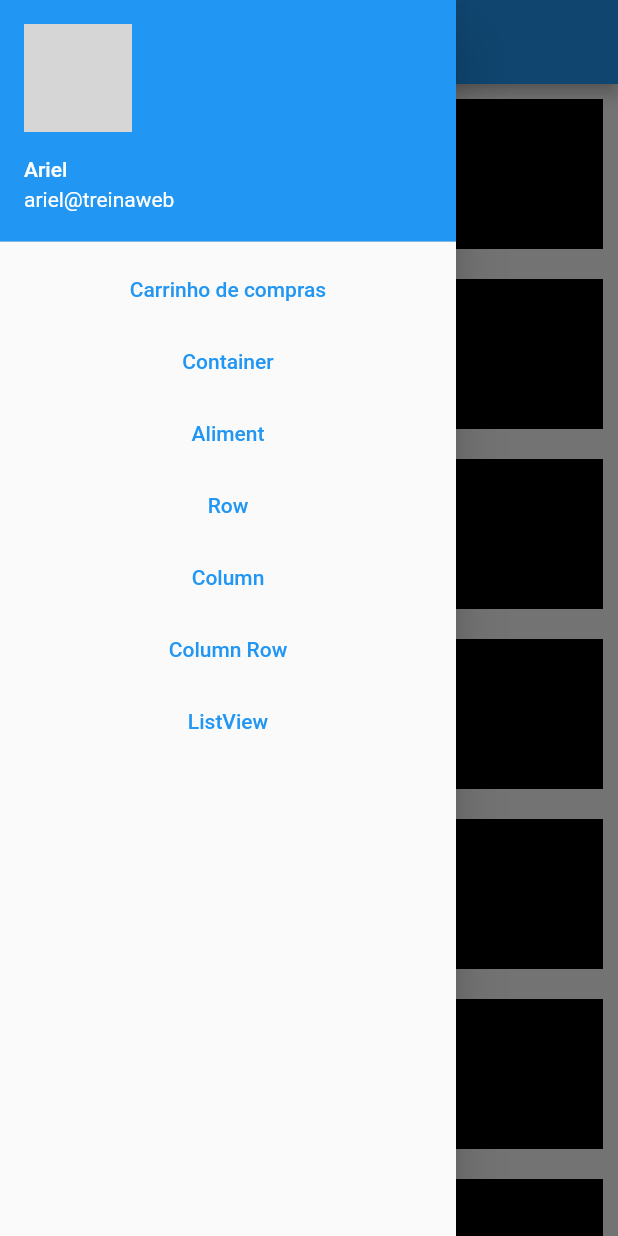
After one commit to treinaweb/treinaweb-flutter-widgets-layout, a Flutter app: the ListViewView screen opened directly, with the side drawer open, on a phone screen of 412 x 824 dp. The commit adds this screen. Run offline on Flutter 3.47's test engine with Material 2 defaults, Android fonts, the phone set to English and light mode, and no system bars; network calls fail; grey boxes are pictures that could not be loaded.

Commit message:
list view

```diff
--- a/lib/list.dart
+++ b/lib/list.dart
@@ -3,6 +3,7 @@ import 'package:carrinho_de_compras/widgets/aligment.dart';
 import 'package:carrinho_de_compras/widgets/column.dart';
 import 'package:carrinho_de_compras/widgets/column_row.dart';
 import 'package:carrinho_de_compras/widgets/container.dart';
+import 'package:carrinho_de_compras/widgets/list_view.dart';
 import 'package:carrinho_de_compras/widgets/row.dart';
 import 'package:flutter/material.dart';
 
@@ -65,6 +66,14 @@ class ListMenu {
           );
         },
         child: const Text('Column Row'),
+      ),
+      TextButton(
+        onPressed: () {
+          Navigator.of(context).push(
+            MaterialPageRoute(builder: (ctx) => const ListViewView()),
+          );
+        },
+        child: const Text('ListView'),
       )
     ];
   }
--- /dev/null
+++ b/lib/widgets/list_view.dart
@@ -0,0 +1,34 @@
+import 'package:carrinho_de_compras/list.dart';
+import 'package:flutter/material.dart';
+
+class ListViewView extends StatelessWidget {
+  const ListViewView({Key? key}) : super(key: key);
+
+  @override
+  Widget build(BuildContext context) {
+    return Scaffold(
+      appBar: AppBar(),
+      drawer: Drawer(
+        child: ListView(
+          children: ListMenu.get(context),
+        ),
+      ),
+      body: ListView.builder(
+        itemCount: 50,
+        itemBuilder: (ctx, i) {
+          return Container(
+            width: 100,
+            height: 100,
+            color: Colors.black,
+            margin: EdgeInsets.all(10),
+            alignment: Alignment.center,
+            child: Text(
+              "${i + 1}",
+              style: TextStyle(color: Colors.white, fontSize: 30),
+            ),
+          );
+        },
+      ),
+    );
+  }
+}
```
